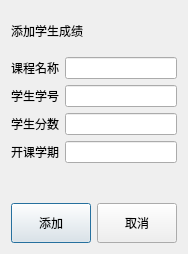
Old version of the form untitled1/teaaddsco.ui in the repository 2018876441/C-_project.
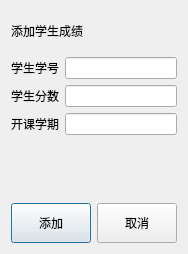
New version of the form.

What changed in the file:
```diff
--- a/untitled1/teaaddsco.ui
+++ b/untitled1/teaaddsco.ui
@@ -30,43 +30,33 @@
    <item>
     <layout class="QFormLayout" name="formLayout">
      <item row="0" column="0">
-      <widget class="QLabel" name="Label">
-       <property name="text">
-        <string>课程名称</string>
-       </property>
-      </widget>
-     </item>
-     <item row="0" column="1">
-      <widget class="QLineEdit" name="classEdit"/>
-     </item>
-     <item row="1" column="0">
       <widget class="QLabel" name="Label_2">
        <property name="text">
         <string>学生学号</string>
        </property>
       </widget>
      </item>
-     <item row="1" column="1">
+     <item row="0" column="1">
       <widget class="QLineEdit" name="stuIdEdit"/>
      </item>
-     <item row="2" column="0">
+     <item row="1" column="0">
       <widget class="QLabel" name="Label_4">
        <property name="text">
         <string>学生分数</string>
        </property>
       </widget>
      </item>
-     <item row="2" column="1">
+     <item row="1" column="1">
       <widget class="QLineEdit" name="ScoEdit"/>
      </item>
-     <item row="3" column="0">
+     <item row="2" column="0">
       <widget class="QLabel" name="Label_3">
        <property name="text">
         <string>开课学期</string>
        </property>
       </widget>
      </item>
-     <item row="3" column="1">
+     <item row="2" column="1">
       <widget class="QLineEdit" name="termEdit"/>
      </item>
     </layout>
```
Left out of the diff: 1 changed line with no effect on the pictures.
